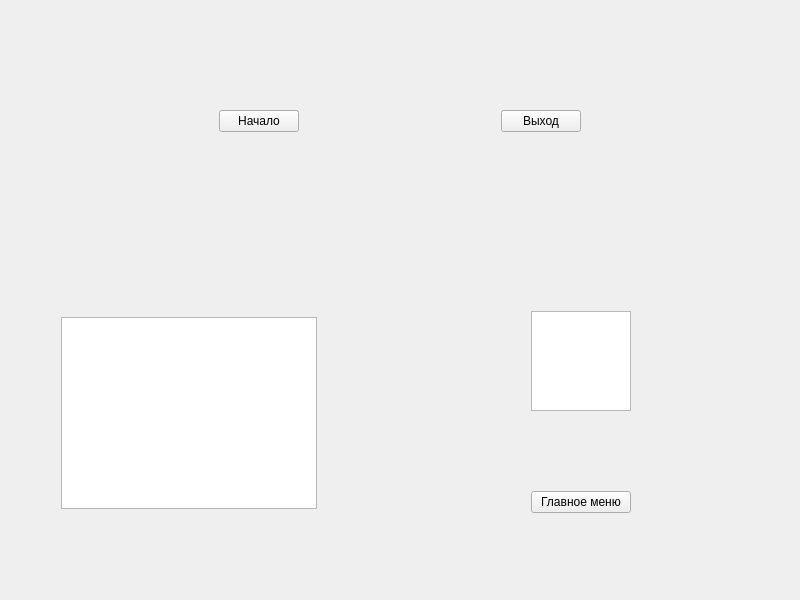
sergsenta1995/SimpleGameInventory, file main-window.ui: the form before one commit.
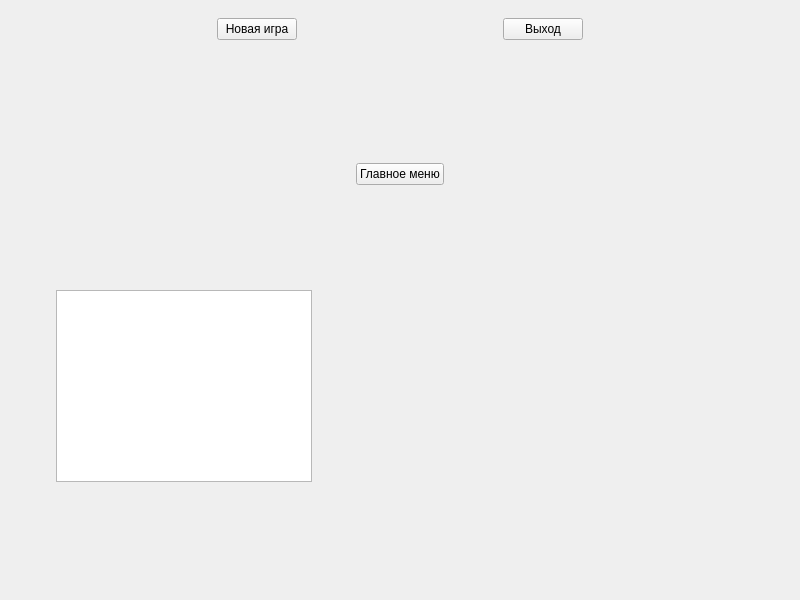
The form after the commit. Custom widgets are drawn as their Qt base class.

Commit message: rename & setup widgets in UI,

Diff of the .ui file:
```diff
--- a/main-window.ui
+++ b/main-window.ui
@@ -10,172 +10,142 @@
     <height>600</height>
    </rect>
   </property>
-  <property name="sizePolicy">
-   <sizepolicy hsizetype="Expanding" vsizetype="Expanding">
-    <horstretch>0</horstretch>
-    <verstretch>0</verstretch>
-   </sizepolicy>
-  </property>
   <property name="windowTitle">
    <string>MainWindow</string>
   </property>
-  <widget class="QWidget" name="centralWidget">
-   <layout class="QGridLayout" name="gridLayout_2">
-    <item row="0" column="0" colspan="2">
-     <widget class="QWidget" name="menu_widget" native="true">
-      <layout class="QHBoxLayout" name="horizontalLayout">
+  <widget class="QWidget" name="centralwidget">
+   <layout class="QVBoxLayout" name="verticalLayout">
        <item>
-        <spacer name="toLeftOfStart_horizontalSpacer">
+     <widget class="QWidget" name="mainMenu" native="true">
+      <property name="sizePolicy">
+       <sizepolicy hsizetype="Preferred" vsizetype="Maximum">
+        <horstretch>0</horstretch>
+        <verstretch>0</verstretch>
+       </sizepolicy>
+      </property>
+      <layout class="QVBoxLayout" name="verticalLayout_2">
+       <item>
+        <layout class="QHBoxLayout" name="mainMenuHorizontalLayout">
+         <item>
+          <spacer name="leftSpacer">
          <property name="orientation">
           <enum>Qt::Horizontal</enum>
          </property>
          <property name="sizeHint" stdset="0">
           <size>
-           <width>194</width>
+             <width>40</width>
            <height>20</height>
           </size>
          </property>
         </spacer>
        </item>
        <item>
-        <widget class="QPushButton" name="start_pushButton">
+          <widget class="QPushButton" name="newGame">
          <property name="text">
-          <string>Начало</string>
+            <string>Новая игра</string>
          </property>
         </widget>
        </item>
        <item>
-        <spacer name="betweenMenu_horizontalSpacer">
+          <spacer name="middleSpacer">
          <property name="orientation">
           <enum>Qt::Horizontal</enum>
          </property>
          <property name="sizeHint" stdset="0">
           <size>
-           <width>193</width>
+             <width>40</width>
            <height>20</height>
           </size>
          </property>
         </spacer>
        </item>
        <item>
-        <widget class="QPushButton" name="exit_pushButton">
+          <widget class="QPushButton" name="exit">
          <property name="text">
           <string>Выход</string>
          </property>
         </widget>
        </item>
        <item>
-        <spacer name="toRightOfExit_horizontalSpacer">
+          <spacer name="rightlSpacer">
          <property name="orientation">
           <enum>Qt::Horizontal</enum>
          </property>
          <property name="sizeHint" stdset="0">
           <size>
-           <width>194</width>
+             <width>40</width>
            <height>20</height>
           </size>
          </property>
         </spacer>
        </item>
       </layout>
+       </item>
+      </layout>
      </widget>
     </item>
-    <item row="1" column="0">
-     <layout class="QVBoxLayout" name="inventory_verticalLayout">
-      <property name="leftMargin">
-       <number>50</number>
-      </property>
-      <property name="topMargin">
-       <number>80</number>
-      </property>
-      <property name="rightMargin">
-       <number>50</number>
-      </property>
-      <property name="bottomMargin">
-       <number>80</number>
-      </property>
       <item>
-       <widget class="QTableWidget" name="inventory_tableWidget">
-        <property name="sizePolicy">
-         <sizepolicy hsizetype="Preferred" vsizetype="Preferred">
-          <horstretch>0</horstretch>
-          <verstretch>0</verstretch>
-         </sizepolicy>
-        </property>
-       </widget>
-      </item>
-     </layout>
-    </item>
-    <item row="1" column="1">
-     <layout class="QGridLayout" name="object_gridLayout" rowstretch="0,0,0,0" columnstretch="0,0,0">
-      <property name="leftMargin">
-       <number>50</number>
-      </property>
-      <property name="topMargin">
-       <number>50</number>
-      </property>
-      <property name="rightMargin">
-       <number>50</number>
-      </property>
-      <property name="bottomMargin">
-       <number>50</number>
-      </property>
-      <item row="2" column="1">
-       <spacer name="topMainMenuverticalSpacer">
+     <widget class="QWidget" name="gameField" native="true">
+      <layout class="QGridLayout" name="gridLayout">
+       <item row="0" column="2">
+        <spacer name="horizontalSpacer_5">
         <property name="orientation">
-         <enum>Qt::Vertical</enum>
-        </property>
-        <property name="sizeType">
-         <enum>QSizePolicy::Maximum</enum>
+          <enum>Qt::Horizontal</enum>
         </property>
         <property name="sizeHint" stdset="0">
          <size>
-          <width>20</width>
-          <height>50</height>
+           <width>332</width>
+           <height>20</height>
          </size>
         </property>
        </spacer>
       </item>
-      <item row="3" column="1">
-       <widget class="QPushButton" name="mainMenu_pushButton">
+       <item row="0" column="1">
+        <widget class="QPushButton" name="toMainMenu">
         <property name="text">
          <string>Главное меню</string>
         </property>
        </widget>
       </item>
-      <item row="3" column="2">
-       <spacer name="toRightOfMainMenu_horizontalSpacer">
+       <item row="0" column="0">
+        <spacer name="horizontalSpacer_4">
         <property name="orientation">
          <enum>Qt::Horizontal</enum>
         </property>
         <property name="sizeHint" stdset="0">
          <size>
-          <width>40</width>
+           <width>332</width>
           <height>20</height>
          </size>
         </property>
        </spacer>
       </item>
-      <item row="3" column="0">
-       <spacer name="toLeftOfMainMenu_horizontalSpacer">
-        <property name="orientation">
-         <enum>Qt::Horizontal</enum>
-        </property>
-        <property name="sizeHint" stdset="0">
+       <item row="1" column="0">
+        <layout class="QGridLayout" name="gridLayout_2">
+         <item row="0" column="0">
+          <widget class="Inventory" name="inventory">
+           <property name="sizePolicy">
+            <sizepolicy hsizetype="Fixed" vsizetype="Fixed">
+             <horstretch>0</horstretch>
+             <verstretch>0</verstretch>
+            </sizepolicy>
+           </property>
+           <property name="baseSize">
          <size>
-          <width>40</width>
-          <height>20</height>
-         </size>
-        </property>
-       </spacer>
-      </item>
-      <item row="1" column="1">
-       <widget class="QGraphicsView" name="object_graphicsView">
-        <property name="maximumSize">
-         <size>
-          <width>100</width>
-          <height>100</height>
-         </size>
+             <width>0</width>
+             <height>0</height>
+            </size>
+           </property>
+          </widget>
+         </item>
+        </layout>
+       </item>
+       <item row="1" column="2">
+        <layout class="QGridLayout" name="gridLayout_3">
+         <item row="0" column="0">
+          <widget class="GameObject" name="gameObject">
+           <property name="text">
+            <string/>
         </property>
        </widget>
       </item>
@@ -183,8 +153,22 @@
     </item>
    </layout>
   </widget>
- </widget>
- <layoutdefault spacing="6" margin="11"/>
+    </item>
+   </layout>
+  </widget>
+ </widget>
+ <customwidgets>
+  <customwidget>
+   <class>Inventory</class>
+   <extends>QTableWidget</extends>
+   <header>inventory.hpp</header>
+  </customwidget>
+  <customwidget>
+   <class>GameObject</class>
+   <extends>QLabel</extends>
+   <header>game-object.hpp</header>
+  </customwidget>
+ </customwidgets>
  <resources/>
  <connections/>
 </ui>
```
Lines whose indentation alone changed are shown as unchanged. The commit also changes 3 other files.
